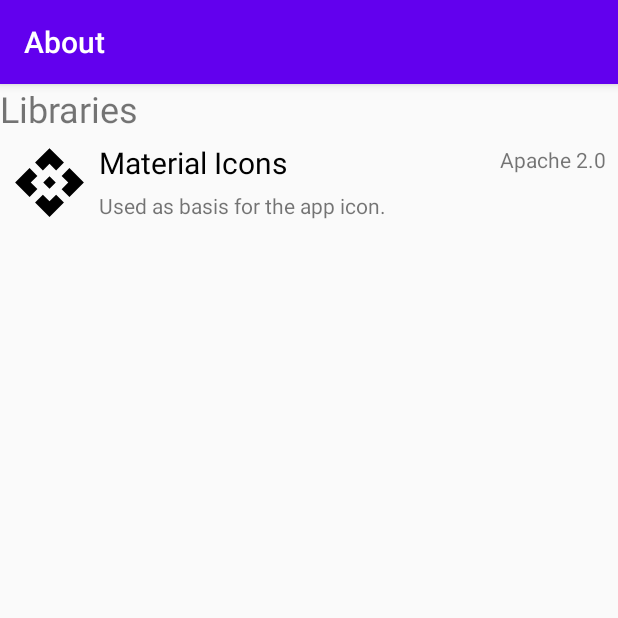
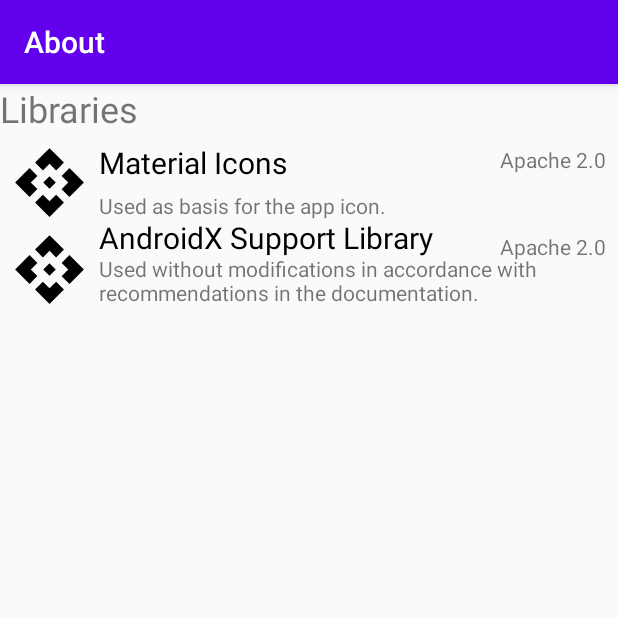
Before and after one commit to chdft/android-networkconfigsettings, an Android app: the LicensesActivity screen opened directly, with no data from a screen before it, on a phone screen of 412 x 824 dp, the top half of it. Run offline under Robolectric (Android 15) with nearby library versions, the phone set to English and light mode, and no system bars.

Commit message:
update license list

```diff
--- a/app/src/main/res/values/licenses.xml
+++ b/app/src/main/res/values/licenses.xml
@@ -2,17 +2,22 @@
 <resources>
     <string-array name="licenses_libraryname">
         <item>Material Icons</item>
+        <item>AndroidX Support Library</item>
     </string-array>
     <string-array name="licenses_licensename">
+        <item>Apache 2.0</item>
         <item>Apache 2.0</item>
     </string-array>
     <string-array name="licenses_licenselink">
         <item>https://github.com/google/material-design-icons/blob/master/LICENSE</item>
+        <item>http://www.apache.org/licenses/LICENSE-2.0</item>
     </string-array>
     <string-array name="licenses_librarylink">
         <item>https://github.com/google/material-design-icons</item>
+        <item>https://developer.android.com/jetpack/androidx/</item>
     </string-array>
     <string-array name="licenses_use">
         <item>Used as basis for the app icon.</item>
+        <item>Used without modifications in accordance with recommendations in the documentation.</item>
     </string-array>
 </resources>
```
